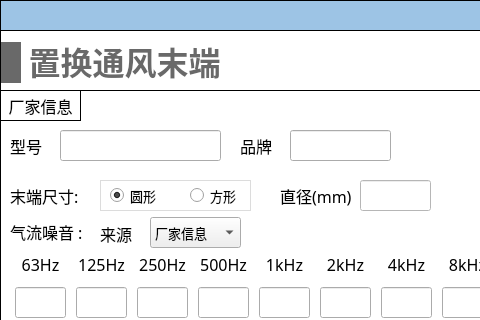
First picture: the form in NoiseCalSoft/inputDialog/dialog_disp_vent_terminal.ui, repository haobana/NoiCal, before the edit; both pictures show x 0 to 480 and y 0 to 320 of the 611 by 841 pixel window.
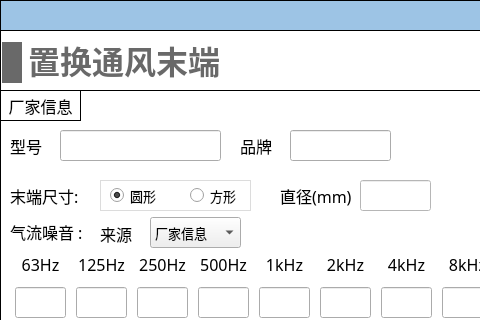
Second picture: the form after the edit. Icons and pictures are not drawn.

Diff of the .ui file:
```diff
--- a/NoiseCalSoft/inputDialog/dialog_disp_vent_terminal.ui
+++ b/NoiseCalSoft/inputDialog/dialog_disp_vent_terminal.ui
@@ -80,66 +80,6 @@
 border: 1px solid #000000;
 }</string>
    </property>
-   <widget class="QWidget" name="layoutWidget_15">
-    <property name="geometry">
-     <rect>
-      <x>1</x>
-      <y>10</y>
-      <width>221</width>
-      <height>45</height>
-     </rect>
-    </property>
-    <layout class="QHBoxLayout" name="horizontalLayout_28">
-     <item>
-      <widget class="QLabel" name="label_36">
-       <property name="minimumSize">
-        <size>
-         <width>20</width>
-         <height>41</height>
-        </size>
-       </property>
-       <property name="maximumSize">
-        <size>
-         <width>20</width>
-         <height>41</height>
-        </size>
-       </property>
-       <property name="styleSheet">
-        <string notr="true">QLabel { 
-border: none; 
-background-color : rgb(105, 105, 105);
-}</string>
-       </property>
-       <property name="text">
-        <string/>
-       </property>
-      </widget>
-     </item>
-     <item>
-      <widget class="QLabel" name="label_37">
-       <property name="font">
-        <font>
-         <family>Microsoft YaHei</family>
-         <pointsize>24</pointsize>
-         <bold>true</bold>
-        </font>
-       </property>
-       <property name="styleSheet">
-        <string notr="true">QLabel { 
-border: none; 
-color : rgb(105, 105, 105);
-}</string>
-       </property>
-       <property name="text">
-        <string>置换通风末端</string>
-       </property>
-       <property name="alignment">
-        <set>Qt::AlignBottom|Qt::AlignHCenter</set>
-       </property>
-      </widget>
-     </item>
-    </layout>
-   </widget>
    <widget class="QWidget" name="widget" native="true">
     <property name="geometry">
      <rect>
@@ -2312,6 +2252,66 @@
      </property>
     </widget>
    </widget>
+   <widget class="QLabel" name="label_36">
+    <property name="geometry">
+     <rect>
+      <x>2</x>
+      <y>12</y>
+      <width>20</width>
+      <height>41</height>
+     </rect>
+    </property>
+    <property name="minimumSize">
+     <size>
+      <width>20</width>
+      <height>41</height>
+     </size>
+    </property>
+    <property name="maximumSize">
+     <size>
+      <width>20</width>
+      <height>41</height>
+     </size>
+    </property>
+    <property name="styleSheet">
+     <string notr="true">QLabel { 
+border: none; 
+background-color : rgb(105, 105, 105);
+}</string>
+    </property>
+    <property name="text">
+     <string/>
+    </property>
+   </widget>
+   <widget class="QLabel" name="label_37">
+    <property name="geometry">
+     <rect>
+      <x>28</x>
+      <y>11</y>
+      <width>192</width>
+      <height>43</height>
+     </rect>
+    </property>
+    <property name="font">
+     <font>
+      <family>Microsoft YaHei</family>
+      <pointsize>24</pointsize>
+      <bold>true</bold>
+     </font>
+    </property>
+    <property name="styleSheet">
+     <string notr="true">QLabel { 
+border: none; 
+color : rgb(105, 105, 105);
+}</string>
+    </property>
+    <property name="text">
+     <string>置换通风末端</string>
+    </property>
+    <property name="alignment">
+     <set>Qt::AlignBottom|Qt::AlignHCenter</set>
+    </property>
+   </widget>
   </widget>
  </widget>
  <resources/>
```
